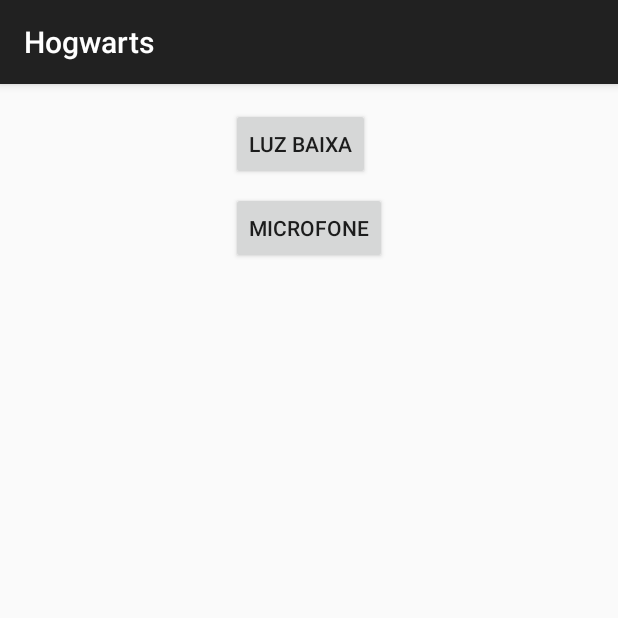
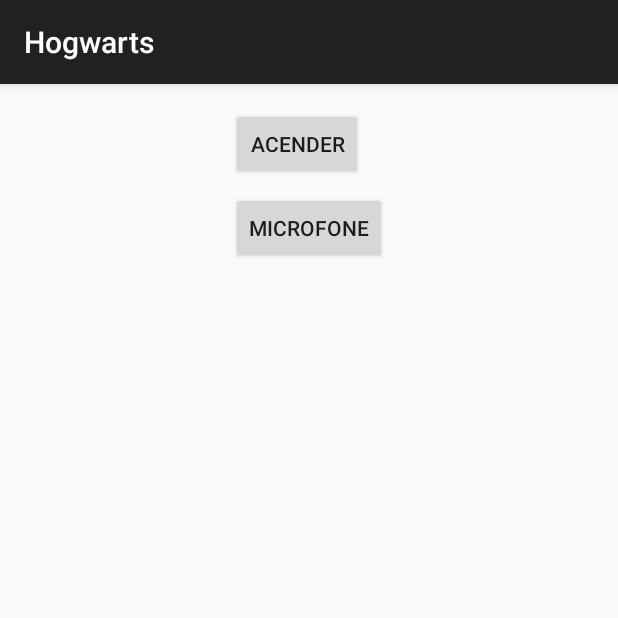
Before and after one commit to felipegr6/magias, an Android app: the screen it shows after launch (MainActivity), on a phone screen of 412 x 824 dp, the top half of it. Run offline under Robolectric (Android 15) with nearby library versions, the phone set to English and light mode, and no system bars; our stand-ins replace ButterKnife.

Commit message:
Ajuste do texto do botão

```diff
--- a/magias/src/main/res/layout/activity_main.xml
+++ b/magias/src/main/res/layout/activity_main.xml
@@ -13,7 +13,7 @@
         android:id="@+id/btn_luz_baixa"
         android:layout_width="wrap_content"
         android:layout_height="wrap_content"
-        android:text="@string/btn_luz_baixa" />
+        android:text="@string/btn_acender_luz" />
 
     <Button
         android:id="@+id/btn_mic"
--- a/magias/src/main/res/values/strings.xml
+++ b/magias/src/main/res/values/strings.xml
@@ -2,7 +2,8 @@
     <string name="app_name">Hogwarts</string>
 
     <string name="action_settings">Settings</string>
-    <string name="btn_luz_baixa">Luz Baixa</string>
+    <string name="btn_acender_luz">Acender</string>
+    <string name="btn_apagar_luz">Apagar</string>
     <string name="btn_mic">Microfone</string>
     <string name="speech_prompt">Profira o encantamento&#8230;</string>
     <string name="speech_not_supported">Sorry! Your device doesn\'t support speech input</string>
```
Also changed, not shown: magias/src/main/java/br/com/fgr/magias/MainActivity.java (+13 -2 lines).
